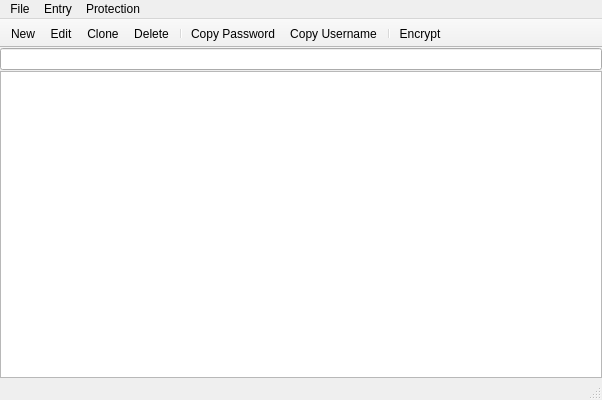
Before: the Qt Designer form Wilhelmina/Wilhelmina.ui in nrosvall/Wilhelmina, drawn with Qt 5.
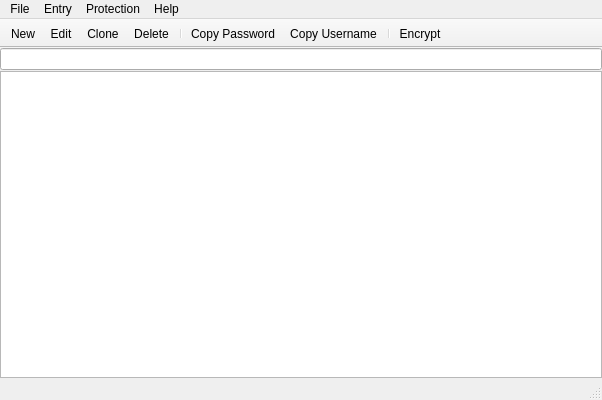
After: the same form once the commit is applied. Icons and pictures are not drawn.

```diff
--- a/Wilhelmina/Wilhelmina.ui
+++ b/Wilhelmina/Wilhelmina.ui
@@ -114,9 +114,15 @@
     <addaction name="separator"/>
     <addaction name="actionChange_Master_Passphrase"/>
    </widget>
+   <widget class="QMenu" name="menuHelp">
+    <property name="title">
+     <string>Help</string>
+    </property>
+   </widget>
    <addaction name="menuFile"/>
    <addaction name="menuEntries"/>
    <addaction name="menuProtection"/>
+   <addaction name="menuHelp"/>
   </widget>
   <widget class="QToolBar" name="mainToolBar">
    <property name="movable">
```
Left out of the diff: 48 changed lines with no effect on the pictures.
